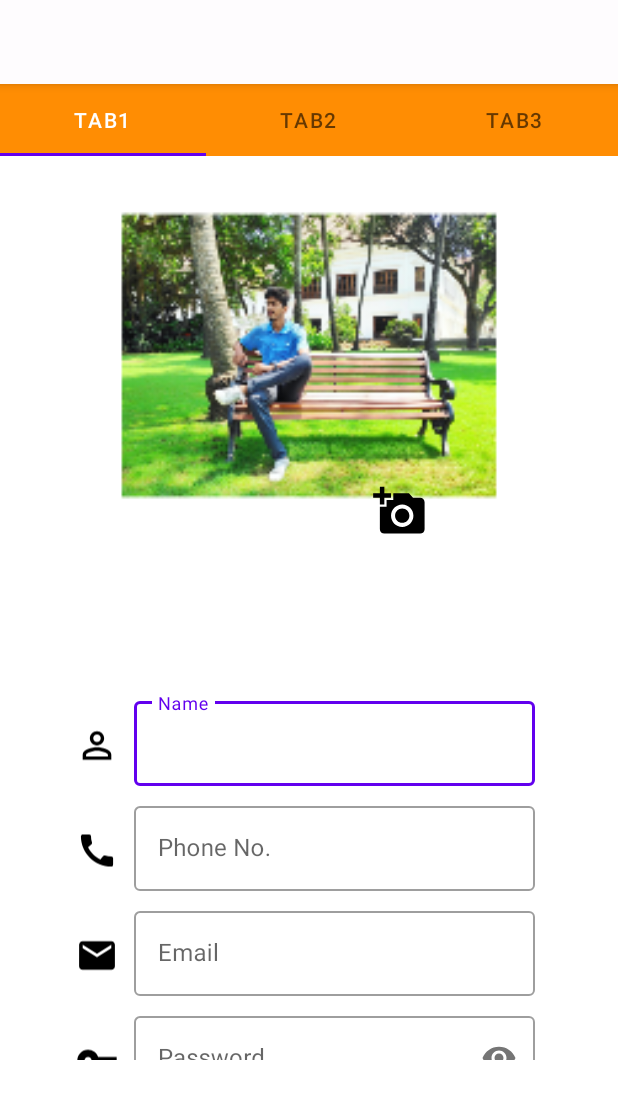
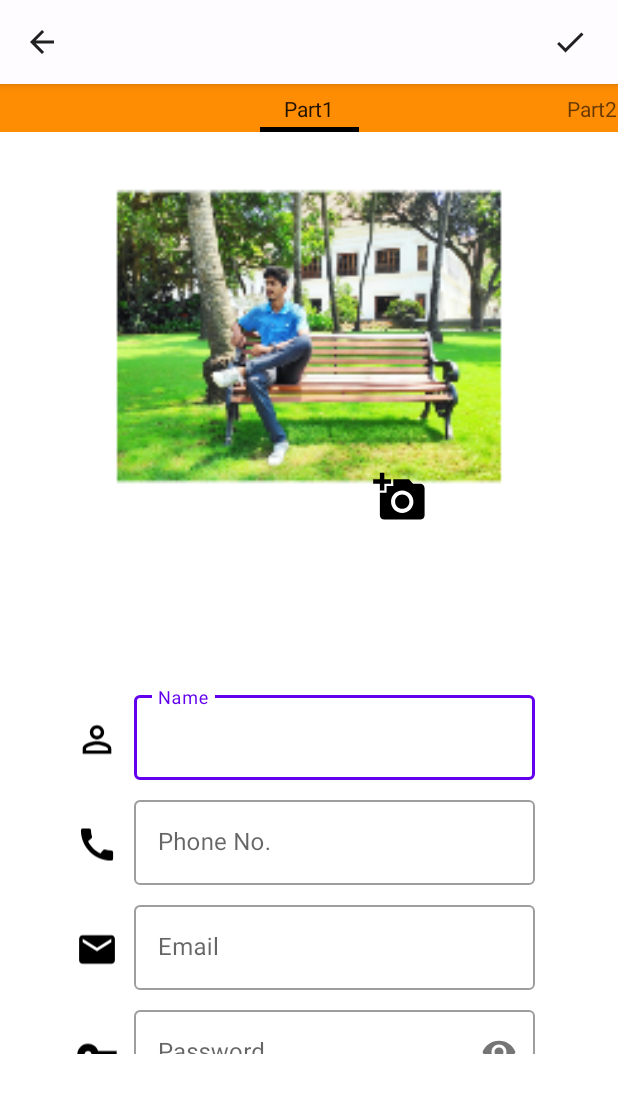
Before and after one commit to iamarjun10/1831_android, an Android app: the screen it shows after launch (MainActivity), on a phone screen of 412 x 824 dp. Shown: the top 1099 px of the screen. Run offline under Robolectric (Android 15) with nearby library versions, the phone set to English and light mode, and no system bars.

Commit message:
assignment7

```diff
--- a/ScreenSlide/app/src/main/java/com/example/screenslide/MainActivity.java
+++ b/ScreenSlide/app/src/main/java/com/example/screenslide/MainActivity.java
@@ -4,6 +4,7 @@ import androidx.appcompat.app.AppCompatActivity;
 import androidx.fragment.app.Fragment;
 import androidx.fragment.app.FragmentManager;
 import androidx.fragment.app.FragmentStatePagerAdapter;
+import androidx.slidingpanelayout.widget.SlidingPaneLayout;
 import androidx.viewpager.widget.PagerAdapter;
 import androidx.viewpager.widget.ViewPager;
 
@@ -60,5 +61,14 @@ public class MainActivity extends AppCompatActivity {
         public int getCount() {
             return NUM_PAGES;
         }
+
+        @Override
+        public CharSequence getPageTitle(int position) {
+
+            if (position==0)
+                return "Part1";
+            else
+                return "Part2";
+        }
     }
 }
--- a/ScreenSlide/app/src/main/res/layout/activity_main.xml
+++ b/ScreenSlide/app/src/main/res/layout/activity_main.xml
@@ -23,18 +23,19 @@
 
             <androidx.appcompat.widget.AppCompatTextView
                 android:layout_width="wrap_content"
-                android:layout_height="match_parent"/>
+                android:layout_height="match_parent"
+                android:drawableLeft="@drawable/back" />
 
             <androidx.appcompat.widget.AppCompatTextView
                 android:layout_width="fill_parent"
                 android:layout_height="match_parent"
-                android:layout_marginRight="20dp" />
+                android:layout_marginRight="20dp"
+                android:drawableRight="@drawable/done" />
 
         </androidx.appcompat.widget.Toolbar>
-
     </com.google.android.material.appbar.AppBarLayout>
 
-    <com.google.android.material.tabs.TabLayout
+<!--    <com.google.android.material.tabs.TabLayout
         android:id="@+id/tablayout"
         android:layout_width="match_parent"
         android:layout_height="wrap_content"
@@ -58,12 +59,22 @@
             android:layout_width="wrap_content"
             android:layout_height="wrap_content"
             android:text="tab3" />
-    </com.google.android.material.tabs.TabLayout>
+    </com.google.android.material.tabs.TabLayout>-->
 
     <androidx.viewpager.widget.ViewPager
         android:id="@+id/viewPager"
         android:layout_width="match_parent"
         android:layout_height="wrap_content"
-        />
+        >
+
+    <androidx.viewpager.widget.PagerTabStrip
+        android:layout_width="match_parent"
+        android:layout_height="wrap_content"
+        android:layout_gravity="top"
+        android:background="#FCFF8C00"
+        android:id="@+id/sliding"
+        app:tabSelectedTextColor="#fff"/>
+
+    </androidx.viewpager.widget.ViewPager>
 
 </LinearLayout>
--- a/ScreenSlide/app/src/main/res/layout/fragment_tab2.xml
+++ b/ScreenSlide/app/src/main/res/layout/fragment_tab2.xml
@@ -218,7 +218,8 @@
                                 android:layout_width="match_parent"
                                 android:layout_height="53dp"
                                 android:drawableEnd="@drawable/calender"
-                                android:ems="10"/>
+                                android:ems="10"
+                                android:drawableRight="@drawable/calender" />
 
                         </com.google.android.material.textfield.TextInputLayout>
 
```
